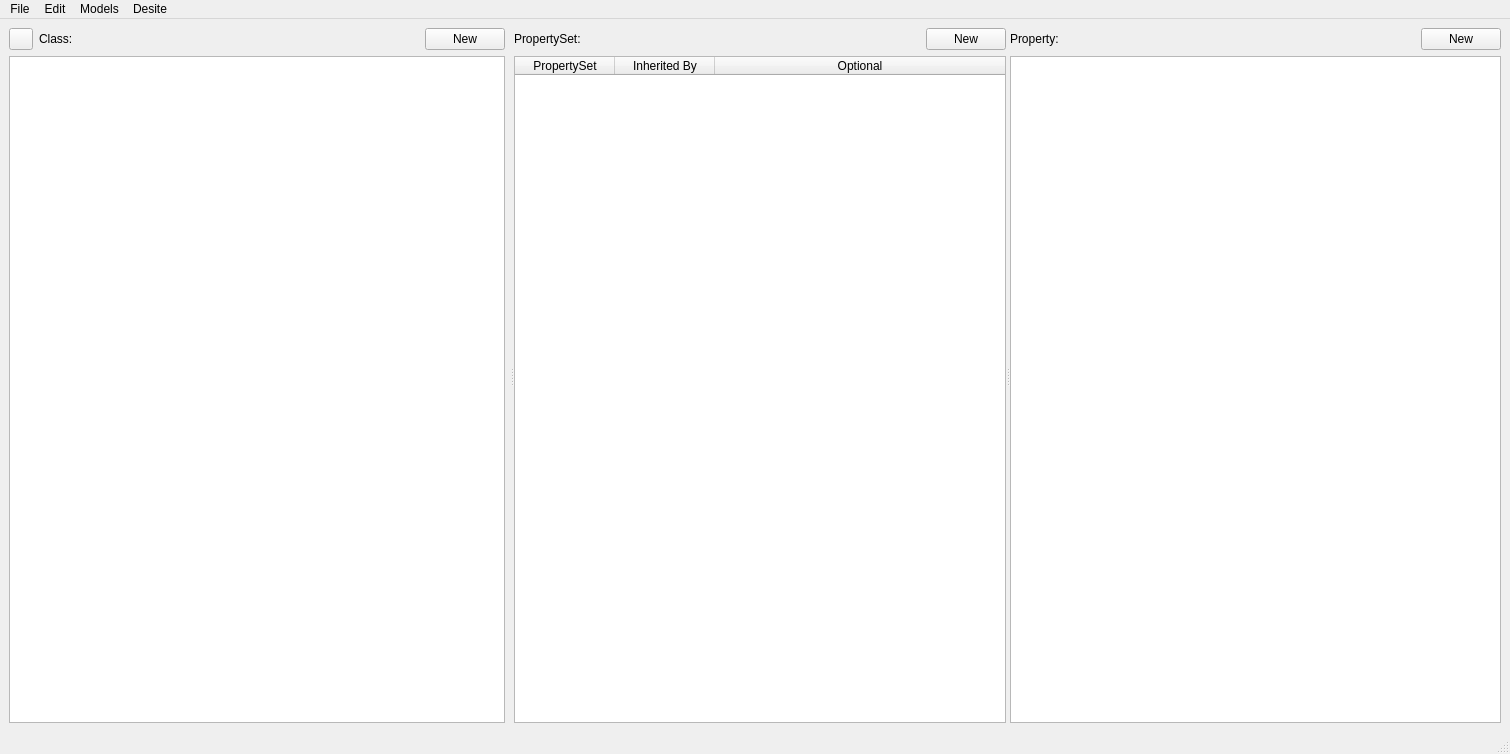
c-mellueh/bSDD-Toolkit, file src/bsdd_gui/module/main_window/qt/MainWindow.ui: the form before one commit.
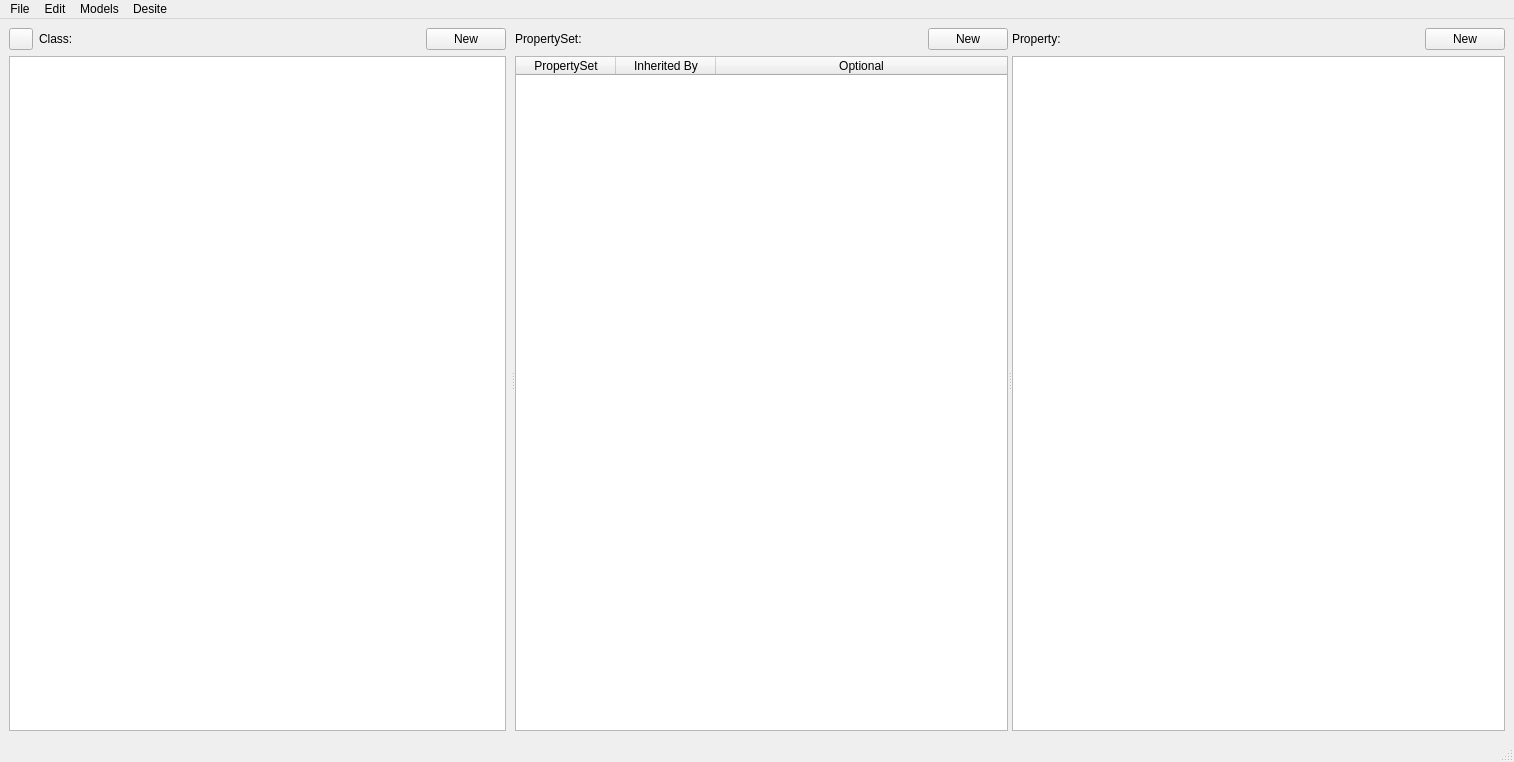
The form after the commit. Icons and pictures are not drawn. Custom widgets are drawn as their Qt base class.

```diff
--- a/src/bsdd_gui/module/main_window/qt/MainWindow.ui
+++ b/src/bsdd_gui/module/main_window/qt/MainWindow.ui
@@ -6,8 +6,8 @@
    <rect>
     <x>0</x>
     <y>0</y>
-    <width>1510</width>
-    <height>754</height>
+    <width>1514</width>
+    <height>762</height>
    </rect>
   </property>
   <property name="minimumSize">
@@ -318,8 +318,8 @@
     <rect>
      <x>0</x>
      <y>0</y>
-     <width>1510</width>
-     <height>33</height>
+     <width>1514</width>
+     <height>22</height>
     </rect>
    </property>
    <widget class="QMenu" name="menuFile">
```
Left out of the diff: 6 changed lines with no effect on the pictures.
